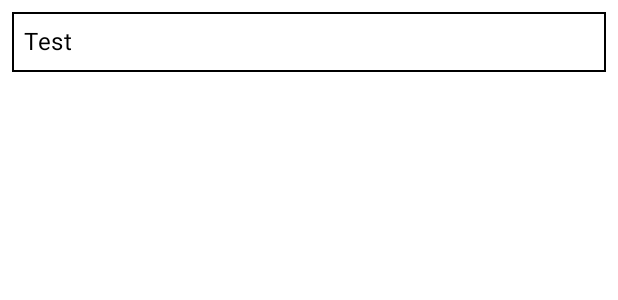
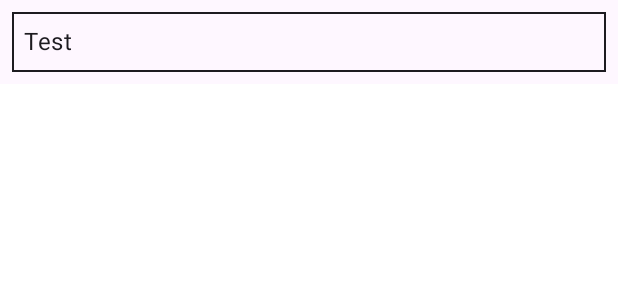
Before and after one commit to adrianlkc112/vm-staff, an Android app built with Jetpack Compose: the @Preview function TableCellDefaultPreview, on a phone screen of 412 x 824 dp. Shown: the top 300 px of the screen. Run offline under Robolectric (Android 15) with nearby library versions, the phone set to English and light mode, and no system bars.

```diff
--- a/ui/components/src/main/kotlin/com/virginmoney/ui/components/TableCell.kt
+++ b/ui/components/src/main/kotlin/com/virginmoney/ui/components/TableCell.kt
@@ -1,15 +1,17 @@
 package com.virginmoney.ui.components
 
+import android.content.res.Configuration
 import androidx.compose.foundation.background
 import androidx.compose.foundation.border
 import androidx.compose.foundation.layout.Row
 import androidx.compose.foundation.layout.RowScope
 import androidx.compose.foundation.layout.fillMaxWidth
 import androidx.compose.foundation.layout.padding
+import androidx.compose.material3.MaterialTheme
+import androidx.compose.material3.Surface
 import androidx.compose.material3.Text
 import androidx.compose.runtime.Composable
 import androidx.compose.ui.Modifier
-import androidx.compose.ui.graphics.Color
 import androidx.compose.ui.text.font.FontWeight
 import androidx.compose.ui.tooling.preview.Preview
 import androidx.compose.ui.unit.dp
@@ -19,26 +21,53 @@ import com.virginmoney.ui.theming.VmTheme
 fun RowScope.TableCell(
     text: String,
     weight: Float,
-    isBold: Boolean = false,
-    backgroundColor: Color = Color.Transparent,
+    isTitle: Boolean = false,
 ) {
     Text(
         text = text,
-        fontWeight = if (isBold) FontWeight.Bold else FontWeight.Normal,
-        modifier = Modifier
-            .border(1.dp, Color.Black)
-            .weight(weight)
-            .background(backgroundColor)
-            .padding(8.dp),
+        color =
+            if (isTitle) {
+                MaterialTheme.colorScheme.onPrimary
+            } else {
+                MaterialTheme.colorScheme.onSurface
+            },
+        fontWeight = if (isTitle) FontWeight.Bold else FontWeight.Normal,
+        modifier =
+            Modifier
+                .border(
+                    width = 1.dp,
+                    color =
+                        if (isTitle) {
+                            MaterialTheme.colorScheme.onPrimary
+                        } else {
+                            MaterialTheme.colorScheme.onSurface
+                        },
+                ).weight(weight)
+                .background(
+                    if (isTitle) {
+                        MaterialTheme.colorScheme.primary
+                    } else {
+                        MaterialTheme.colorScheme.surface
+                    },
+                ).padding(8.dp),
     )
 }
 
-@Preview(showBackground = true, backgroundColor = 0xFFF)
+@Preview(
+    uiMode = Configuration.UI_MODE_NIGHT_YES,
+    name = "DarkTableCellDefaultPreview",
+)
+@Preview(
+    uiMode = Configuration.UI_MODE_NIGHT_NO,
+    name = "LightTableCellDefaultPreview",
+)
 @Composable
 private fun TableCellDefaultPreview() {
     VmTheme {
+        Surface {
             Row(
-            modifier = Modifier
+                modifier =
+                    Modifier
                         .fillMaxWidth()
                         .padding(8.dp),
             ) {
@@ -49,22 +78,32 @@ private fun TableCellDefaultPreview() {
             }
         }
     }
+}
 
-@Preview(showBackground = true, backgroundColor = 0xFFF)
+@Preview(
+    uiMode = Configuration.UI_MODE_NIGHT_YES,
+    name = "DarkTableCellTitlePreview",
+)
+@Preview(
+    uiMode = Configuration.UI_MODE_NIGHT_NO,
+    name = "LightTableCellTitlePreview",
+)
 @Composable
-private fun TableCellBoldTextWithBgColourPreview() {
+private fun TableCellTitlePreview() {
     VmTheme {
+        Surface {
             Row(
-            modifier = Modifier
+                modifier =
+                    Modifier
                         .fillMaxWidth()
                         .padding(8.dp),
             ) {
                 TableCell(
                     text = "Test",
                     weight = 1f,
-                backgroundColor = Color.Gray,
-                isBold = true,
+                    isTitle = true,
                 )
             }
         }
     }
+}
--- a/ui/components/src/main/kotlin/com/virginmoney/ui/components/VmTopAppBar.kt
+++ b/ui/components/src/main/kotlin/com/virginmoney/ui/components/VmTopAppBar.kt
@@ -31,7 +31,7 @@ fun VmTopAppBar(
         },
         navigationIcon = {
             if (onBackClick != null) {
-                IconButton(onClick = { }) {
+                IconButton(onClick = onBackClick) {
                     Icon(
                         imageVector = Icons.AutoMirrored.Filled.ArrowBack,
                         contentDescription = stringResource(R.string.back),
```
Also changed, not shown: people/feature/src/main/kotlin/com/virginmoney/people/feature/PeopleScreen.kt (+31 -1 lines). Lines whose indentation alone changed are shown as unchanged.
